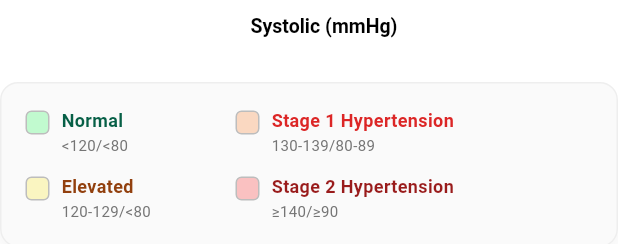
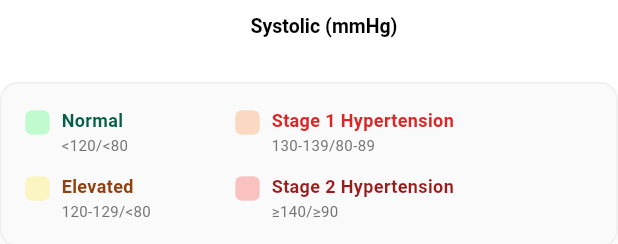
Before and after one commit to herryhou/cardio_tracker, a Flutter app: the ClinicalScatterPlot widget shown alone on an empty page, opened directly with empty values, on a phone screen of 412 x 824 dp. Shown: the part 989-1233 px from the top of the screen. Run offline on Flutter 3.47's test engine with Material 3 defaults, Android fonts, the light colour scheme and no system bars; our stand-ins replace csv, fl_chart, share_plus, sqflite; accounts and stored records are empty; Roboto replaces fonts that are missing (SF Pro Display).

Commit message:
fix: resolve build error in legend item border
- Replace _darkenColor() call with zone.color.withValues(alpha: 0.8)
- The _darkenColor method is only available in ClinicalScatterPainter
- Using alpha transparency provides a subtle darker border effect

```diff
--- a/lib/widgets/clinical_scatter_plot.dart
+++ b/lib/widgets/clinical_scatter_plot.dart
@@ -332,7 +332,7 @@ class ClinicalScatterPainter extends CustomPainter {
         ..color = darkerColor
         ..style = PaintingStyle.fill;
 
-      canvas.drawCircle(point, 5, pointPaint);
+      canvas.drawCircle(point, 3, pointPaint);
     }
   }
 
@@ -829,7 +829,7 @@ class _ClinicalScatterPlotState extends State<ClinicalScatterPlot> {
               color: zone.color,
               borderRadius: BorderRadius.circular(4),
               border: Border.all(
-                color: Colors.grey[400]!,
+                color: zone.color.withValues(alpha: 0.8),
                 width: 1,
               ),
             ),
```
